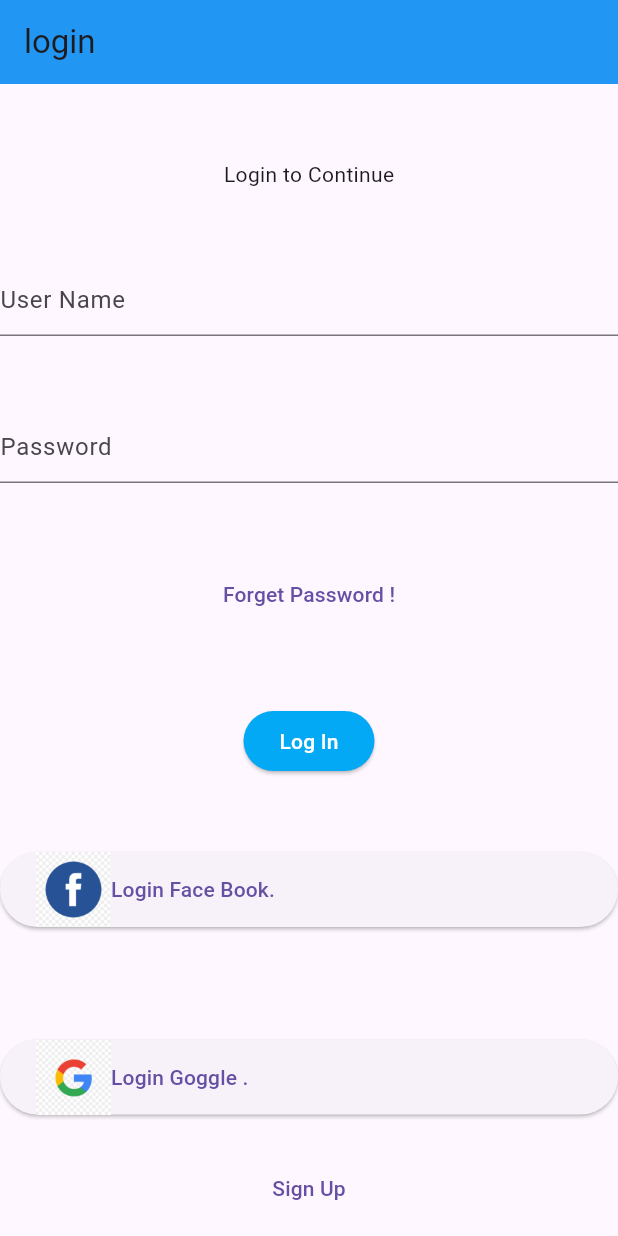
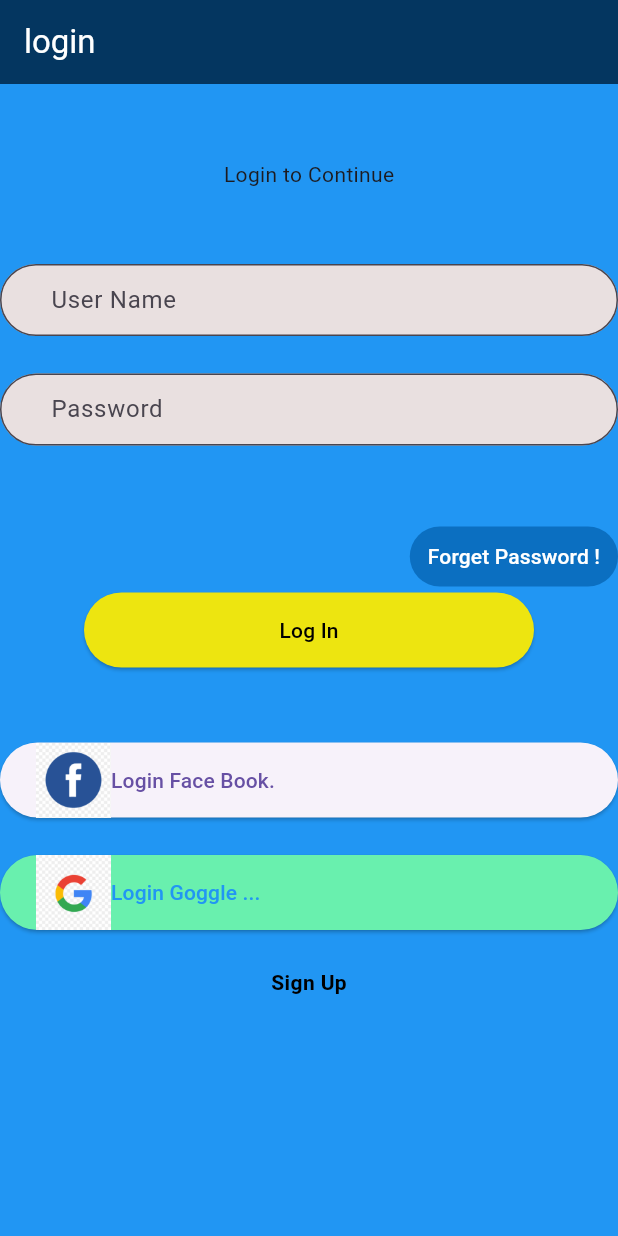
Before and after one commit to hadighoreishi/login_page, a Flutter app: the screen it shows after launch, on a phone screen of 412 x 824 dp. Run offline on Flutter 3.47's test engine with Material 3 defaults, Android fonts, the phone set to English and light mode, and no system bars.

Commit message:
design element button ..

```diff
--- a/lib/login_page.dart
+++ b/lib/login_page.dart
@@ -6,9 +6,13 @@ class Login_page extends StatelessWidget {
   @override
   Widget build(BuildContext context) {
     return Scaffold(
+      backgroundColor: Colors.blue,
       appBar: AppBar(
-        backgroundColor: Colors.blue,
-        title: Text("login"),
+        backgroundColor: const Color.fromARGB(255, 4, 54, 96),
+        title: Text(
+          "login",
+          style: TextStyle(color: Colors.white),
+        ),
       ),
       // set colum widget in the center of screen
 
@@ -28,39 +32,62 @@ class Login_page extends StatelessWidget {
             TextField(
               decoration: InputDecoration(
                 hintText: 'User Name',
+                border: OutlineInputBorder(
+                  borderSide: BorderSide(color: Colors.white),
+                  borderRadius: BorderRadius.all(Radius.circular(50)),
                 ),
+                filled: true,
+                fillColor: const Color.fromARGB(255, 233, 224, 224),
+                contentPadding:
+                    EdgeInsets.symmetric(horizontal: 30), // shift text right
+              ),
+            ),
+            SizedBox(
+              width: 50,
+              height: 25,
+            ),
+            TextField(
+              decoration: InputDecoration(
+                  hintText: 'Password',
+                  border: OutlineInputBorder(
+                    borderSide: BorderSide(color: Colors.white),
+                    borderRadius: BorderRadius.all(Radius.circular(50)),
+                  ),
+                  filled: true,
+                  fillColor: Color.fromARGB(255, 233, 224, 224),
+                  contentPadding: EdgeInsets.symmetric(horizontal: 30)),
             ),
             SizedBox(
               width: 50,
               height: 50,
             ),
-            TextField(
-              decoration: InputDecoration(hintText: 'Password'),
+            Align(
+              alignment: Alignment.centerRight,
+              child: TextButton(
+                onPressed: () {},
+                style: TextButton.styleFrom(
+                  foregroundColor: Colors.white,
+                  backgroundColor: const Color.fromARGB(255, 11, 111, 193),
+                ),
+                child: Text('Forget Password !'),
+              ),
             ),
             SizedBox(
-              width: 50,
+              width: 300,
               height: 50,
-            ),
-            TextButton(
-                onPressed: () {
-                  print('foreget password ');
-                },
-                child: Text('Forget Password !')),
-            SizedBox(
-              width: 50,
-              height: 50,
-            ),
-            ElevatedButton(
+              child: ElevatedButton(
                 onPressed: () {
                   debugPrint('elevator ');
                 },
                 style: ElevatedButton.styleFrom(
-                  backgroundColor: Colors.lightBlue, iconColor: Colors.black
+                    backgroundColor: const Color.fromARGB(255, 237, 229, 16),
+                    iconColor: Colors.black
                     // Set the background color to light blue
                     ),
                 child: const Text(
                   "Log In",
-                style: TextStyle(color: Colors.white),
+                  style: TextStyle(color: Colors.black),
+                ),
               ),
             ),
             SizedBox(
@@ -83,11 +110,11 @@ class Login_page extends StatelessWidget {
             SizedBox(
               height: 25,
             ),
-            SizedBox(
-              width: 50,
-              height: 50,
+            ElevatedButton(
+              style: ElevatedButton.styleFrom(
+                backgroundColor: Colors.greenAccent,
+                foregroundColor: Colors.blue,
               ),
-            ElevatedButton(
               onPressed: () {},
               child: Row(
                 children: [
@@ -96,14 +123,16 @@ class Login_page extends StatelessWidget {
                     width: 50,
                     height: 50,
                   ),
-                  Text('Login Goggle .'),
+                  Text('Login Goggle ...'),
                 ],
               ),
             ),
             SizedBox(
               height: 25,
             ),
-            TextButton(onPressed: () {}, child: Text('Sign Up')),
+            Text('Sign Up',
+                style: TextStyle(
+                    color: Colors.black, fontWeight: FontWeight.bold)),
           ],
         ),
       ),
```
Lines whose indentation alone changed are shown as unchanged.
